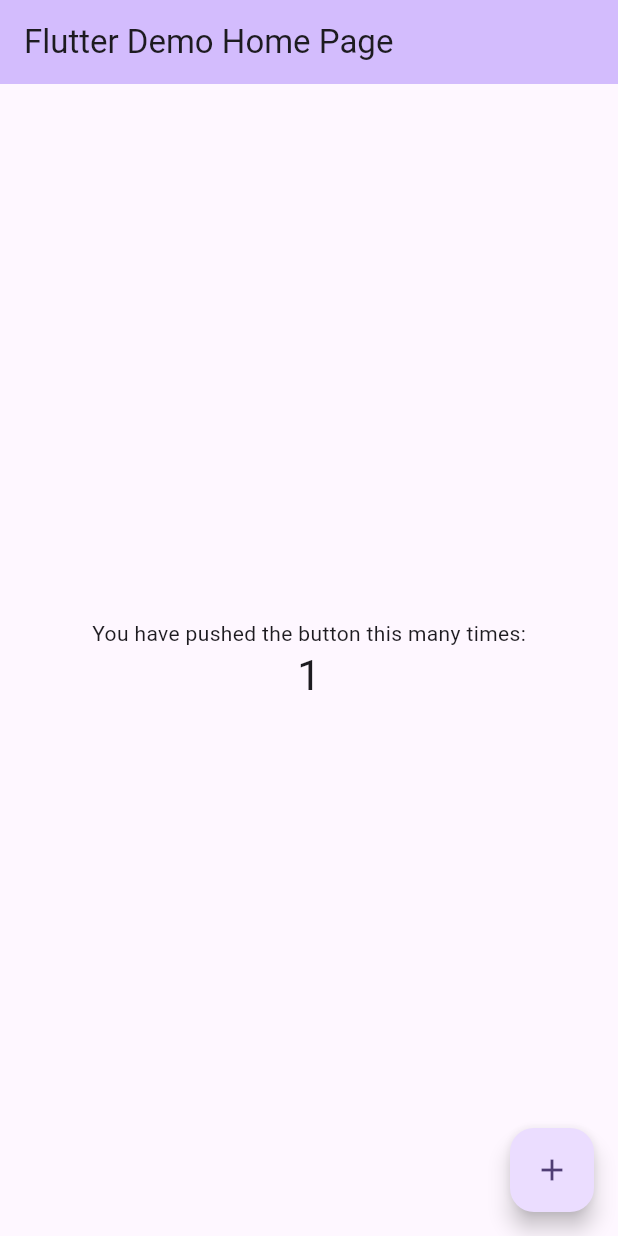
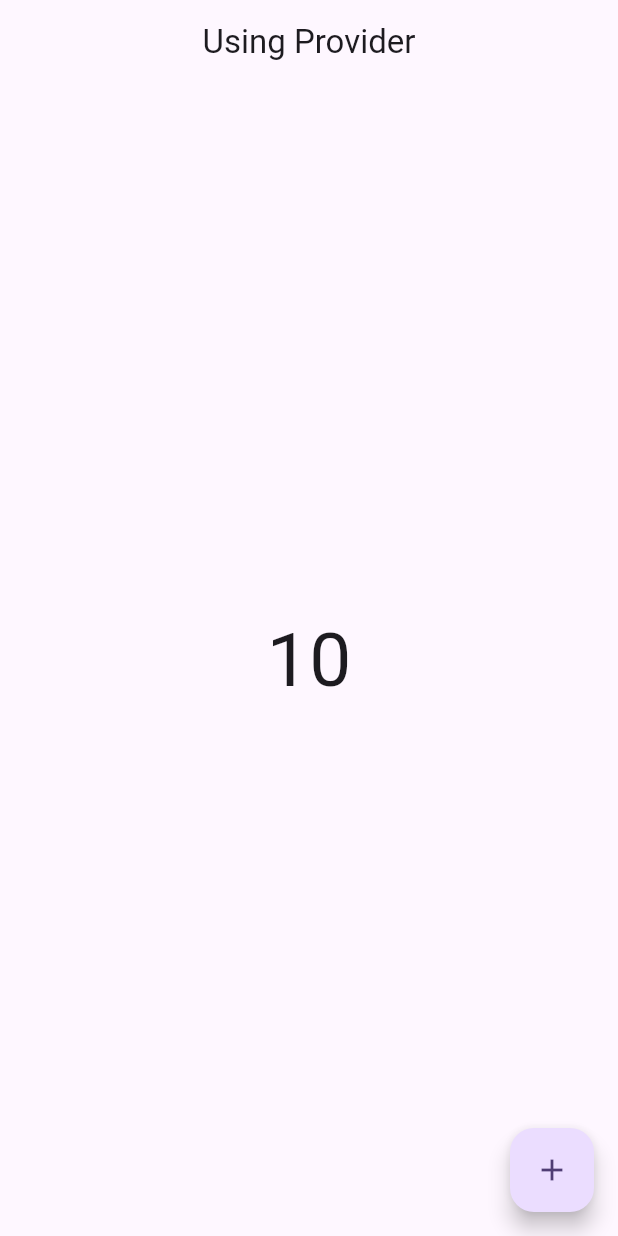
Before and after one commit to suraj-khot-19/FlutterProvider, a Flutter app: the screen it shows after launch, after a tap on the "add" icon, on a phone screen of 412 x 824 dp. Run offline on Flutter 3.47's test engine with Material 3 defaults, Android fonts, the phone set to English and light mode, and no system bars.

Commit message:
provider3 push

```diff
--- a/provider3/lib/main.dart
+++ b/provider3/lib/main.dart
@@ -1,4 +1,7 @@
 import 'package:flutter/material.dart';
+import 'package:provider/provider.dart';
+import 'package:provider3/provider/count_provider.dart';
+import 'package:provider3/screens/home.dart';
 
 void main() {
   runApp(const MyApp());
@@ -10,116 +13,16 @@
   // This widget is the root of your application.
   @override
   Widget build(BuildContext context) {
-    return MaterialApp(
-      title: 'Flutter Demo',
-      theme: ThemeData(
-        // This is the theme of your application.
-        //
-        // TRY THIS: Try running your application with "flutter run". You'll see
-        // the application has a purple toolbar. Then, without quitting the app,
-        // try changing the seedColor in the colorScheme below to Colors.green
-        // and then invoke "hot reload" (save your changes or press the "hot
-        // reload" button in a Flutter-supported IDE, or press "r" if you used
-        // the command line to start the app).
-        //
-        // Notice that the counter didn't reset back to zero; the application
-        // state is not lost during the reload. To reset the state, use hot
-        // restart instead.
-        //
-        // This works for code too, not just values: Most code changes can be
-        // tested with just a hot reload.
-        colorScheme: ColorScheme.fromSeed(seedColor: Colors.deepPurple),
-        useMaterial3: true,
+    return ChangeNotifierProvider(
+      create: (_) => CountProvider(),
+      child: MaterialApp(
+        title: 'Flutter Demo',
+        theme: ThemeData(
+          colorScheme: ColorScheme.fromSeed(seedColor: Colors.deepPurple),
+          useMaterial3: true,
+        ),
+        home: const MyHomePage(),
       ),
-      home: const MyHomePage(title: 'Flutter Demo Home Page'),
     );
   }
 }
-
-class MyHomePage extends StatefulWidget {
-  const MyHomePage({super.key, required this.title});
-
-  // This widget is the home page of your application. It is stateful, meaning
-  // that it has a State object (defined below) that contains fields that affect
-  // how it looks.
-
-  // This class is the configuration for the state. It holds the values (in this
-  // case the title) provided by the parent (in this case the App widget) and
-  // used by the build method of the State. Fields in a Widget subclass are
-  // always marked "final".
-
-  final String title;
-
-  @override
-  State<MyHomePage> createState() => _MyHomePageState();
-}
-
-class _MyHomePageState extends State<MyHomePage> {
-  int _counter = 0;
-
-  void _incrementCounter() {
-    setState(() {
-      // This call to setState tells the Flutter framework that something has
-      // changed in this State, which causes it to rerun the build method below
-      // so that the display can reflect the updated values. If we changed
-      // _counter without calling setState(), then the build method would not be
-      // called again, and so nothing would appear to happen.
-      _counter++;
-    });
-  }
-
-  @override
-  Widget build(BuildContext context) {
-    // This method is rerun every time setState is called, for instance as done
-    // by the _incrementCounter method above.
-    //
-    // The Flutter framework has been optimized to make rerunning build methods
-    // fast, so that you can just rebuild anything that needs updating rather
-    // than having to individually change instances of widgets.
-    return Scaffold(
-      appBar: AppBar(
-        // TRY THIS: Try changing the color here to a specific color (to
-        // Colors.amber, perhaps?) and trigger a hot reload to see the AppBar
-        // change color while the other colors stay the same.
-        backgroundColor: Theme.of(context).colorScheme.inversePrimary,
-        // Here we take the value from the MyHomePage object that was created by
-        // the App.build method, and use it to set our appbar title.
-        title: Text(widget.title),
-      ),
-      body: Center(
-        // Center is a layout widget. It takes a single child and positions it
-        // in the middle of the parent.
-        child: Column(
-          // Column is also a layout widget. It takes a list of children and
-          // arranges them vertically. By default, it sizes itself to fit its
-          // children horizontally, and tries to be as tall as its parent.
-          //
-          // Column has various properties to control how it sizes itself and
-          // how it positions its children. Here we use mainAxisAlignment to
-          // center the children vertically; the main axis here is the vertical
-          // axis because Columns are vertical (the cross axis would be
-          // horizontal).
-          //
-          // TRY THIS: Invoke "debug painting" (choose the "Toggle Debug Paint"
-          // action in the IDE, or press "p" in the console), to see the
-          // wireframe for each widget.
-          mainAxisAlignment: MainAxisAlignment.center,
-          children: <Widget>[
-            const Text(
-              'You have pushed the button this many times:',
-            ),
-            Text(
-              '$_counter',
-              style: Theme.of(context).textTheme.headlineMedium,
-            ),
-          ],
-        ),
-      ),
-      floatingActionButton: FloatingActionButton(
-        onPressed: _incrementCounter,
-        tooltip: 'Increment',
-        child: const Icon(Icons.add),
-      ), // This trailing comma makes auto-formatting nicer for build methods.
-    );
-  }
-}
--- /dev/null
+++ b/provider3/lib/provider/count_provider.dart
@@ -0,0 +1,10 @@
+import 'package:flutter/foundation.dart';
+
+class CountProvider with ChangeNotifier {
+  int _count = 0;
+  int get count => _count;
+  void setCount() {
+    _count++;
+    notifyListeners();
+  }
+}
--- /dev/null
+++ b/provider3/lib/screens/home.dart
@@ -0,0 +1,53 @@
+import 'dart:async';
+
+import 'package:flutter/material.dart';
+import 'package:provider/provider.dart';
+import 'package:provider3/provider/count_provider.dart';
+
+class MyHomePage extends StatefulWidget {
+  const MyHomePage({super.key});
+
+  @override
+  State<MyHomePage> createState() => _MyHomePageState();
+}
+
+class _MyHomePageState extends State<MyHomePage> {
+  @override
+  void initState() {
+    super.initState();
+    final countprovider = Provider.of<CountProvider>(context, listen: false);
+    Timer.periodic(Duration(seconds: 1), (timer) {
+      countprovider.setCount();
+    });
+  }
+
+  @override
+  Widget build(BuildContext context) {
+    final countprovider = Provider.of<CountProvider>(context, listen: false);
+    print("building");
+    return Scaffold(
+      appBar: AppBar(
+        title: const Center(
+          child: Text("Using Provider"),
+        ),
+      ),
+      body: Center(
+        child: Consumer<CountProvider>(
+          builder: (context, value, child) {
+            print("only this widget bulding /////");
+            return Text(
+              value.count.toString(),
+              style: TextStyle(fontSize: 50),
+            );
+          },
+        ),
+      ),
+      floatingActionButton: FloatingActionButton(
+        onPressed: () {
+          countprovider.setCount();
+        },
+        child: const Icon(Icons.add),
+      ),
+    );
+  }
+}
--- a/provider3/pubspec.yaml
+++ b/provider3/pubspec.yaml
@@ -35,6 +35,7 @@ dependencies:
   # The following adds the Cupertino Icons font to your application.
   # Use with the CupertinoIcons class for iOS style icons.
   cupertino_icons: ^1.0.6
+  provider: ^6.1.2
 
 dev_dependencies:
   flutter_test:
```
Also changed, not shown: provider3/pubspec.lock, 1 other file.
